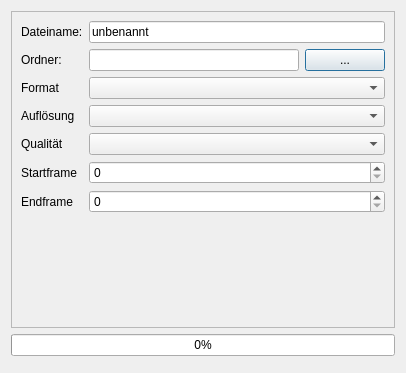
First picture: the form in code/src/main/resources/base/ui/export.ui, repository felixdittrich92/mission-uncuttable, before the edit.
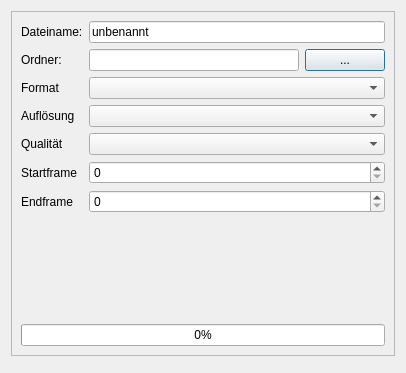
Second picture: the form after the edit.

Commit message: #345 Styling of dialogs and message boxes

The edit to the form file:
```diff
--- a/code/src/main/resources/base/ui/export.ui
+++ b/code/src/main/resources/base/ui/export.ui
@@ -112,14 +112,14 @@
         </item>
        </layout>
       </item>
-     </layout>
-    </widget>
-   </item>
-   <item>
+      <item row="1" column="0">
     <widget class="QProgressBar" name="export_progress">
      <property name="value">
       <number>0</number>
      </property>
+       </widget>
+      </item>
+     </layout>
     </widget>
    </item>
    <item>
```
Left out of the diff: 4 changed lines with no effect on the pictures. Lines whose indentation alone changed are shown as unchanged. The commit also changes 5 other files.
